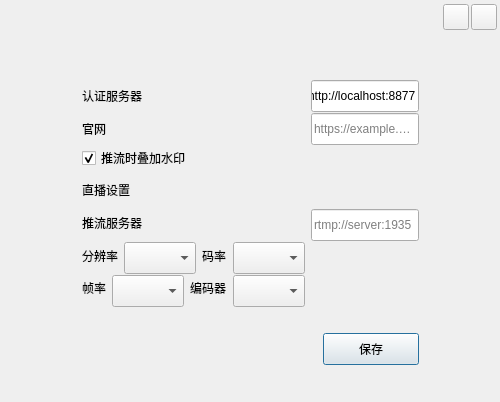
Before: the Qt Designer form src/app/LiveLoginSettingDialog.ui in ohto-ai/PostLive, drawn with Qt 5.
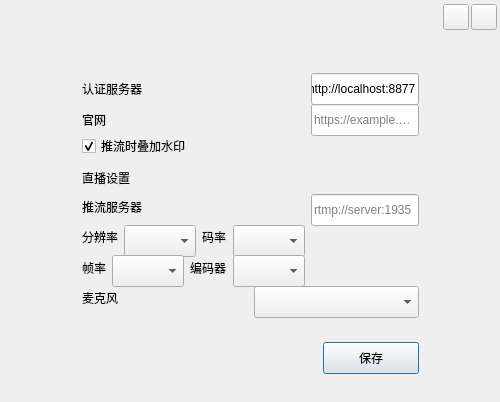
After: the same form once the commit is applied. Icons and pictures are not drawn.

What changed in the file:
```diff
--- a/src/app/LiveLoginSettingDialog.ui
+++ b/src/app/LiveLoginSettingDialog.ui
@@ -539,7 +539,28 @@
             </item>
            </layout>
           </item>
-          <item row="7" column="0" colspan="2">
+                    <item row="7" column="0" colspan="2">
+           <layout class="QHBoxLayout" name="streamMicLayout">
+            <item>
+             <widget class="QLabel" name="streamMicLabel">
+              <property name="text">
+               <string>麦克风</string>
+              </property>
+             </widget>
+            </item>
+            <item>
+             <widget class="QComboBox" name="streamMicComboBox">
+              <property name="minimumSize">
+               <size>
+                <width>0</width>
+                <height>32</height>
+               </size>
+              </property>
+             </widget>
+            </item>
+           </layout>
+          </item>
+          <item row="9" column="0" colspan="2">
            <widget class="QLabel" name="messageLabel">
             <property name="minimumSize">
              <size>
@@ -558,7 +579,7 @@
             </property>
            </widget>
           </item>
-          <item row="8" column="0" colspan="2">
+          <item row="10" column="0" colspan="2">
            <layout class="QHBoxLayout" name="horizontalLayout_2">
             <item>
              <spacer name="horizontalSpacer_3">
```
